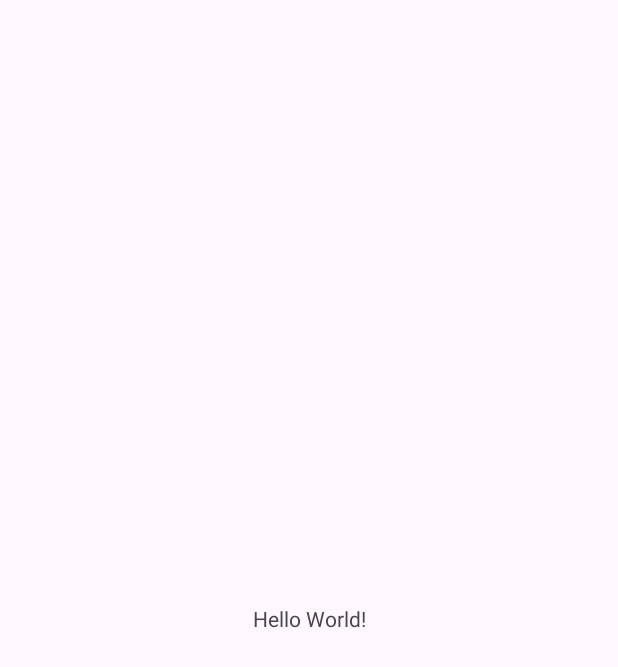
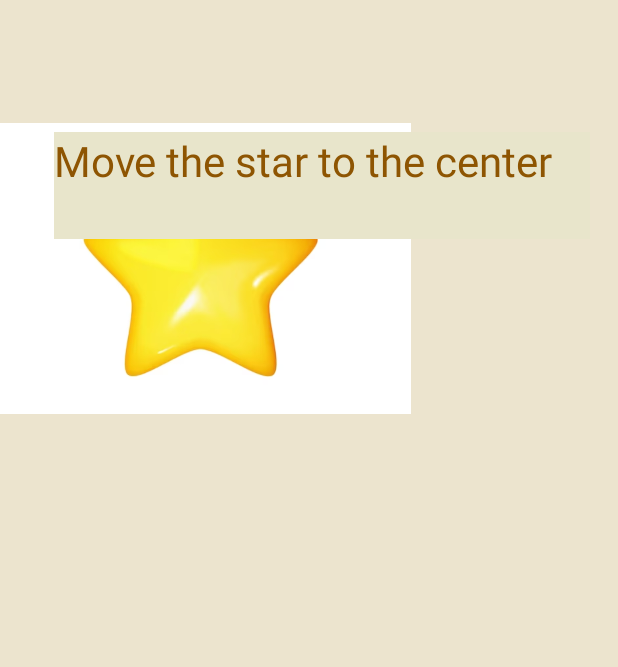
Before and after one commit to MichalLeibovich/FirstThread1, an Android app: the screen it shows after launch (MainActivity), on a phone screen of 412 x 824 dp. Before the commit the part shown is almost empty. Shown: the top 667 px of the screen. Run offline under Robolectric (Android 15) with nearby library versions, the phone set to English and light mode, and no system bars.

Commit message:
Added the function ImageClicked

```diff
--- a/app/src/main/java/com/example/firstthread/MainActivity.java
+++ b/app/src/main/java/com/example/firstthread/MainActivity.java
@@ -3,6 +3,8 @@ package com.example.firstthread;
 import androidx.appcompat.app.AppCompatActivity;
 
 import android.os.Bundle;
+import android.view.View;
+import android.widget.ImageView;
 
 public class MainActivity extends AppCompatActivity {
 
@@ -11,4 +13,10 @@ public class MainActivity extends AppCompatActivity {
         super.onCreate(savedInstanceState);
         setContentView(R.layout.activity_main);
     }
+
+    public void ImageClicked(View view)
+    {
+        ImageView imageView = (ImageView)view;
+        imageView.setX(view.getX() + 10);
+    }
 }
--- a/app/src/main/res/layout/activity_main.xml
+++ b/app/src/main/res/layout/activity_main.xml
@@ -4,15 +4,28 @@
     xmlns:tools="http://schemas.android.com/tools"
     android:layout_width="match_parent"
     android:layout_height="match_parent"
+    android:background="#ECE4CE"
+    android:onClick="ImageClicked"
     tools:context=".MainActivity">
 
+    <ImageView
+        android:id="@+id/imageView"
+        android:layout_width="274dp"
+        android:layout_height="358dp"
+        app:srcCompat="@drawable/img"
+        tools:layout_editor_absoluteX="0dp"
+        tools:layout_editor_absoluteY="186dp" />
+
     <TextView
-        android:layout_width="wrap_content"
-        android:layout_height="wrap_content"
-        android:text="Hello World!"
-        app:layout_constraintBottom_toBottomOf="parent"
-        app:layout_constraintEnd_toEndOf="parent"
+        android:id="@+id/textView"
+        android:layout_width="357dp"
+        android:layout_height="71dp"
+        android:layout_marginStart="36dp"
+        android:layout_marginTop="88dp"
+        android:background="#E8E5CB"
+        android:text="Move the star to the center"
+        android:textColor="#8E5502"
+        android:textSize="28dp"
         app:layout_constraintStart_toStartOf="parent"
         app:layout_constraintTop_toTopOf="parent" />
-
 </androidx.constraintlayout.widget.ConstraintLayout>
```
Also changed, not shown: app/src/main/res/drawable/img.png (added).
